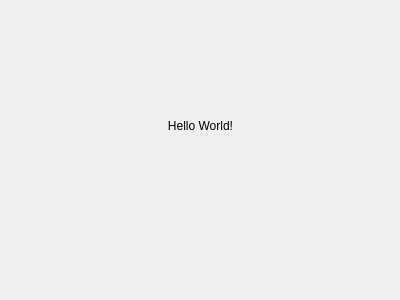
Qt form src/form/stadiumdetails.ui (home-run/subtle-cosmic-moose) before a commit.
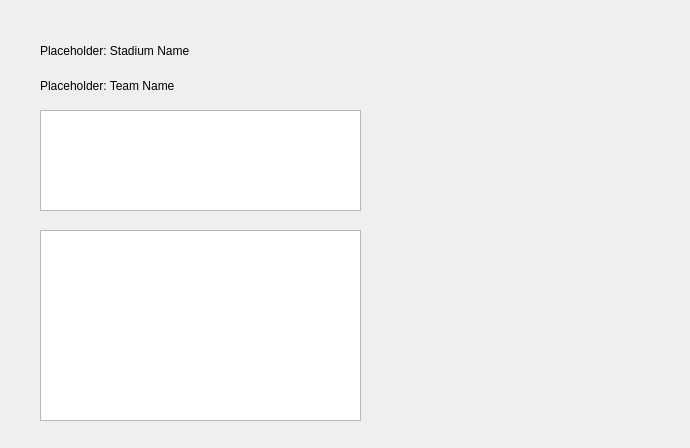
The same form after that commit.

```diff
--- a/src/form/stadiumdetails.ui
+++ b/src/form/stadiumdetails.ui
@@ -6,8 +6,8 @@
    <rect>
     <x>0</x>
     <y>0</y>
-    <width>400</width>
-    <height>300</height>
+    <width>690</width>
+    <height>448</height>
    </rect>
   </property>
   <property name="windowTitle">
@@ -16,17 +16,47 @@
   <widget class="QLabel" name="label">
    <property name="geometry">
     <rect>
-     <x>120</x>
+     <x>40</x>
+     <y>40</y>
+     <width>171</width>
+     <height>21</height>
+    </rect>
+   </property>
+   <property name="text">
+    <string>Placeholder: Stadium Name</string>
+   </property>
+  </widget>
+  <widget class="QLabel" name="stadiumDetails_label_teamName">
+   <property name="geometry">
+    <rect>
+     <x>40</x>
      <y>70</y>
-     <width>161</width>
-     <height>111</height>
+     <width>151</width>
+     <height>31</height>
     </rect>
    </property>
    <property name="text">
-    <string>Hello World!</string>
+    <string>Placeholder: Team Name</string>
    </property>
-   <property name="alignment">
-    <set>Qt::AlignCenter</set>
+  </widget>
+  <widget class="QGraphicsView" name="stadiumDetails_graphicsView_teamLogo">
+   <property name="geometry">
+    <rect>
+     <x>40</x>
+     <y>110</y>
+     <width>321</width>
+     <height>101</height>
+    </rect>
+   </property>
+  </widget>
+  <widget class="QTableView" name="stadiumDetails_tableView_stadiumInfo">
+   <property name="geometry">
+    <rect>
+     <x>40</x>
+     <y>230</y>
+     <width>321</width>
+     <height>191</height>
+    </rect>
    </property>
   </widget>
  </widget>
```
Left out of the diff: 2 changed lines with no effect on the pictures.
